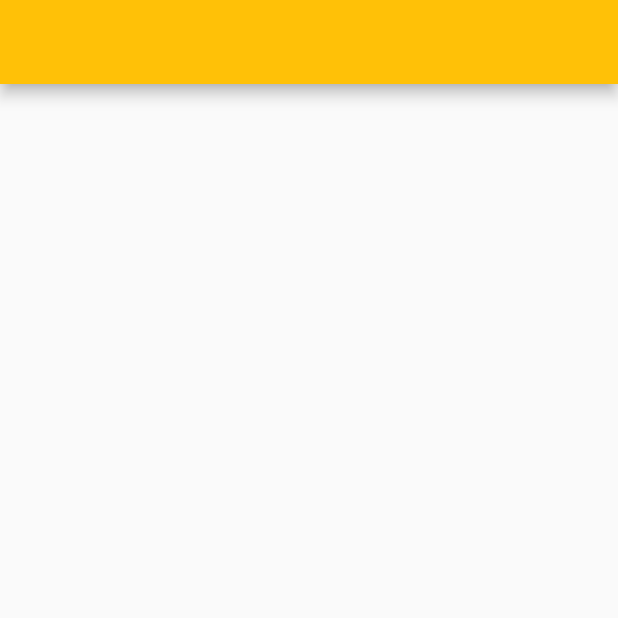
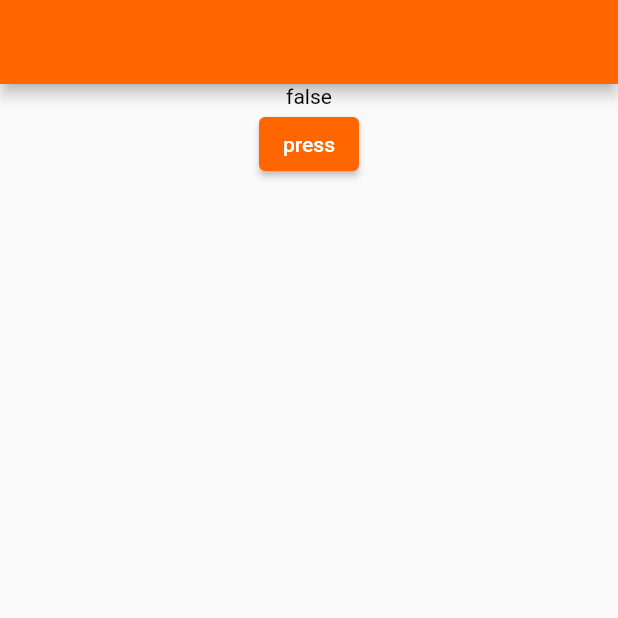
Before and after one commit to OHany1999/orangeApplication, a Flutter app: the screen it shows after launch, on a phone screen of 412 x 824 dp, the top half of it. Run offline on Flutter 3.47's test engine with Material 2 defaults, Android fonts, the phone set to English and light mode, and no system bars.

Commit message:
onBoarding

```diff
--- a/lib/main.dart
+++ b/lib/main.dart
@@ -1,5 +1,6 @@
 import 'package:flutter/material.dart';
-import 'package:orange_course/my_theme.dart';
+import 'package:orange_course/screen/onBoarding/onBoarding.dart';
+import 'package:orange_course/shared/colors/my_theme.dart';
 
 void main() {
   runApp(MyApp());
@@ -11,11 +12,10 @@ class MyApp extends StatelessWidget {
     return MaterialApp(
       debugShowCheckedModeBanner: false,
       theme: MyTheme.liteTheme,
-      home: Scaffold(
-        appBar: AppBar(
-          backgroundColor: Colors.amber,
-        ),
-      ),
-    );
+      initialRoute: OnBoardingScreen.routeName,
+      routes: {
+        OnBoardingScreen.routeName: (context)=> OnBoardingScreen(),
+      },
+      );
   }
 }
--- /dev/null
+++ b/lib/screen/onBoarding/onBoarding.dart
@@ -0,0 +1,40 @@
+import 'package:flutter/material.dart';
+import 'package:orange_course/screen/onBoarding/view_model.dart';
+import 'package:provider/provider.dart';
+
+class OnBoardingScreen extends StatelessWidget {
+  static const String routeName = 'on_boarding';
+  MyProvide myProvide = MyProvide();
+
+  @override
+  Widget build(BuildContext context) {
+    return ChangeNotifierProvider(
+      create:(c)=> myProvide,
+      builder:(context,widget){
+        var pro = Provider.of<MyProvide>(context);
+        return Scaffold(
+          appBar: AppBar(),
+          body: Center(
+            child: Column(
+              children: [
+                pro.num
+                    ? Text('true', style: TextStyle(color: Colors.black))
+                    : Text(
+                  'false',
+                  style: TextStyle(color: Colors.black),
+                ),
+                ElevatedButton(
+                  onPressed: () {
+                    pro.enter();
+                  },
+                  child: Text('press',style: TextStyle(color: Colors.white),),
+                ),
+              ],
+            ),
+          ),
+        );
+      },
+
+    );
+  }
+}
--- /dev/null
+++ b/lib/screen/onBoarding/view_model.dart
@@ -0,0 +1,11 @@
+import 'package:flutter/material.dart';
+
+class MyProvide extends ChangeNotifier{
+
+bool num = false;
+void enter(){
+  num = !num;
+  notifyListeners();
+}
+
+}
--- a/pubspec.yaml
+++ b/pubspec.yaml
@@ -34,6 +34,7 @@ dependencies:
   # The following adds the Cupertino Icons font to your application.
   # Use with the CupertinoIcons class for iOS style icons.
   cupertino_icons: ^1.0.2
+  provider: ^6.0.5
 
 dev_dependencies:
   flutter_test:
```
Also changed, not shown: lib/shared/colors/const_color.dart (renamed from lib/const_color.dart), lib/shared/colors/my_theme.dart (renamed from lib/my_theme.dart), pubspec.lock, 1 other file.
